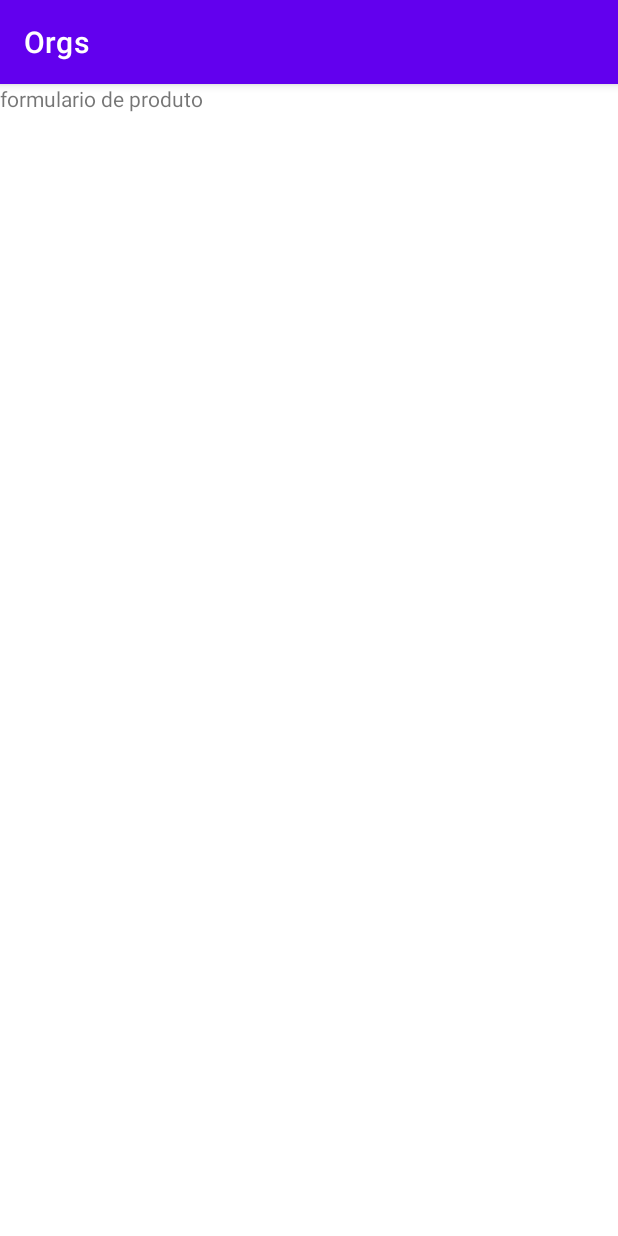
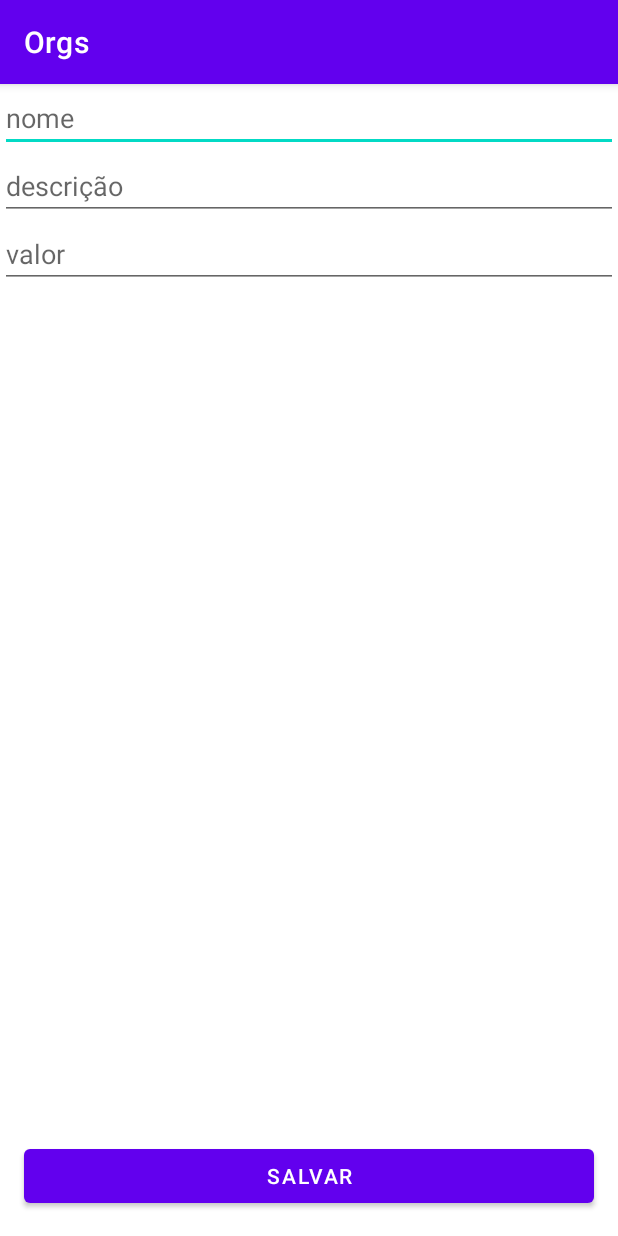
Before and after one commit to BrenoBaiardi/Orgs, an Android app: the screen it shows after launch (FormularioProdutoActivity), on a phone screen of 412 x 824 dp. Run offline under Robolectric (Android 15) with nearby library versions, the phone set to English and light mode, and no system bars.

```diff
--- a/app/src/main/AndroidManifest.xml
+++ b/app/src/main/AndroidManifest.xml
@@ -10,7 +10,7 @@
         android:supportsRtl="true"
         android:theme="@style/Theme.Orgs">
         <activity
-            android:name=".ui.activity.MainActivity"
+            android:name=".ui.activity.FormularioProdutoActivity"
             android:exported="true">
             <intent-filter>
                 <action android:name="android.intent.action.MAIN" />
@@ -19,7 +19,7 @@
             </intent-filter>
         </activity>
         <activity
-            android:name=".ui.activity.FormularioProdutoActivity"
+            android:name=".ui.activity.MainActivity"
             android:exported="true">
             <intent-filter>
                 <action android:name="android.intent.action.MAIN" />
--- a/app/src/main/res/layout/activity_formulario_produto.xml
+++ b/app/src/main/res/layout/activity_formulario_produto.xml
@@ -6,12 +6,41 @@
     android:layout_height="match_parent"
     tools:context=".ui.activity.FormularioProdutoActivity">
 
-    <TextView
-        android:layout_width="match_parent"
+    <EditText
+        android:id="@+id/nome"
+        android:layout_width="0dp"
         android:layout_height="wrap_content"
-        android:text="formulario de produto"
-        />
+        android:hint="nome"
+        app:layout_constraintEnd_toEndOf="parent"
+        app:layout_constraintStart_toStartOf="parent"
+        app:layout_constraintTop_toTopOf="parent" />
 
+    <EditText
+        android:id="@id/descricao"
+        android:layout_width="0dp"
+        android:layout_height="wrap_content"
+        android:hint="descrição"
+        app:layout_constraintEnd_toEndOf="parent"
+        app:layout_constraintStart_toStartOf="parent"
+        app:layout_constraintTop_toBottomOf="@id/nome" />
+
+    <EditText
+        android:id="@id/valor"
+        android:layout_width="0dp"
+        android:layout_height="wrap_content"
+        android:hint="valor"
+        app:layout_constraintEnd_toEndOf="parent"
+        app:layout_constraintStart_toStartOf="parent"
+        app:layout_constraintTop_toBottomOf="@id/descricao" />
+g
+    <Button
+        android:layout_width="0dp"
+        android:layout_height="wrap_content"
+        android:layout_margin="16dp"
+        android:text="Salvar"
+        app:layout_constraintBottom_toBottomOf="parent"
+        app:layout_constraintEnd_toEndOf="parent"
+        app:layout_constraintStart_toStartOf="parent"></Button>
 
 
 </androidx.constraintlayout.widget.ConstraintLayout>
```
Also changed, not shown: app/build.gradle (+14 -12 lines), 1 other file.
